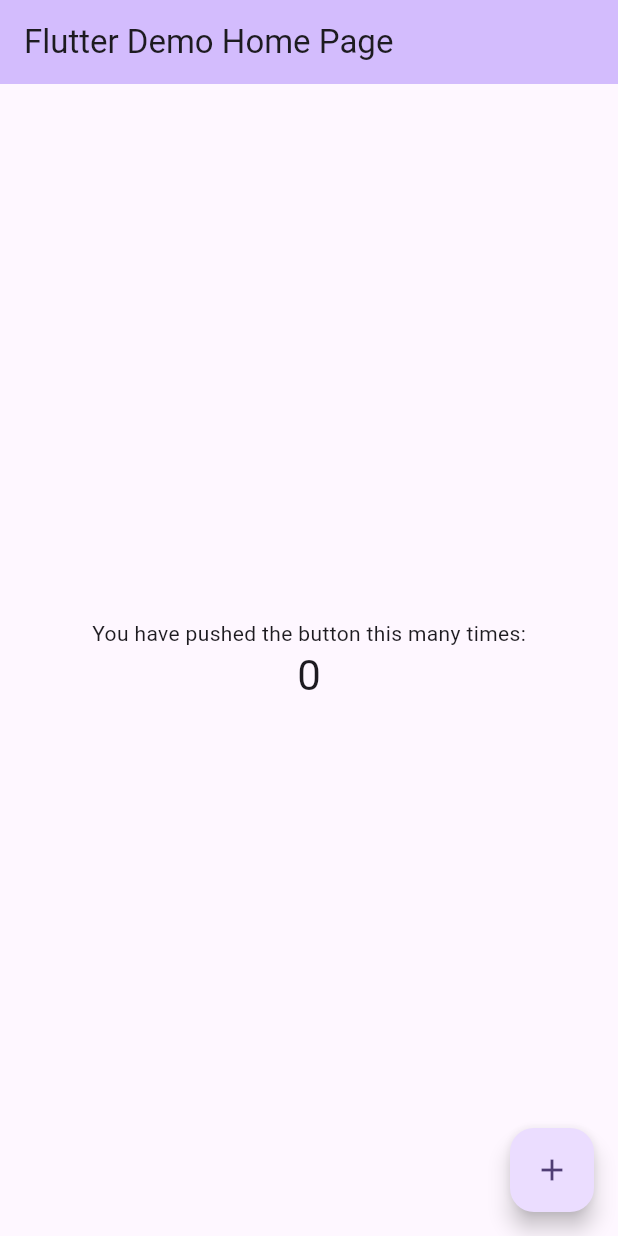
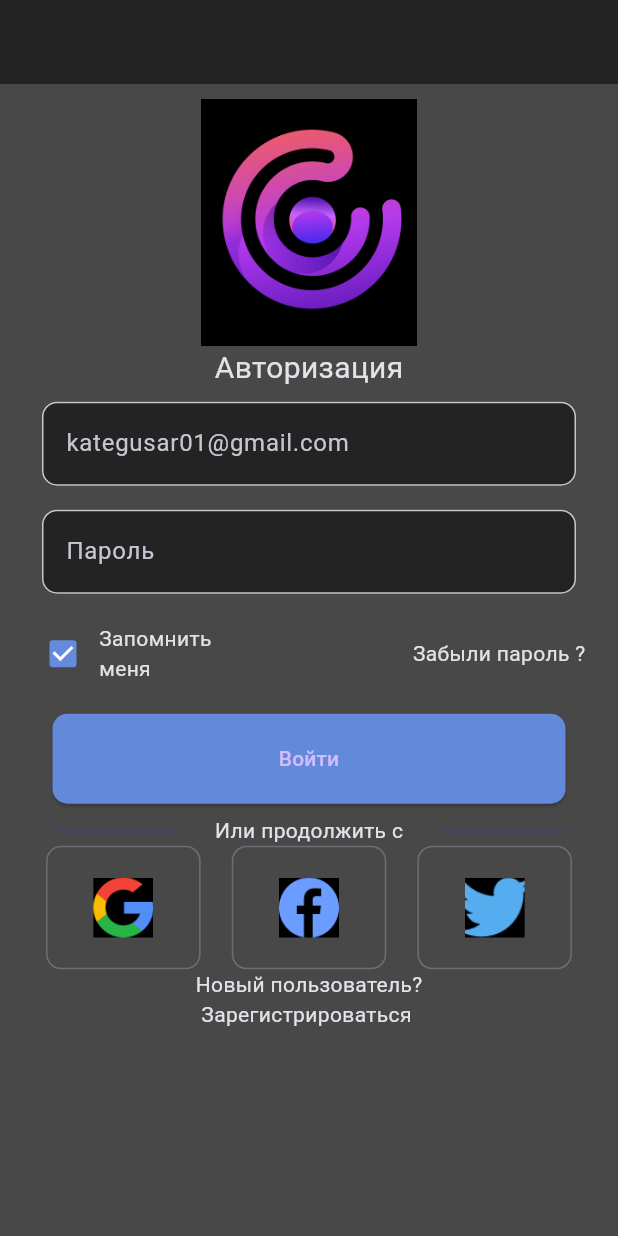
Before and after one commit to FathimaNooriya/ber, a Flutter app: the screen it shows after launch, on a phone screen of 412 x 824 dp. Run offline on Flutter 3.47's test engine with Material 3 defaults, Android fonts, the phone set to English and light mode, and no system bars.

Commit message:
login page added

```diff
--- /dev/null
+++ b/lib/core/color_and_font.dart
@@ -0,0 +1,21 @@
+import 'package:flutter/material.dart';
+
+class ColorAndFont {
+  // Colors
+  static const appBarColor = Color.fromARGB(132, 0, 0, 0);
+  static const backgroundColor = Color.fromARGB(183, 0, 0, 0);
+  static const iconColor = Color.fromARGB(227, 105, 147, 238);
+  static const borderColor = Color.fromARGB(161, 137, 129, 141);
+  static const TextColor = Color.fromARGB(255, 255, 255, 255);
+
+  //static const iconLightColor = Color.fromARGB(255, 0, 0, 0);
+
+  // Text Styles
+  static final titleText = TextStyle(
+    fontSize: 18,
+    fontWeight: FontWeight.bold,
+  );
+  static final stdText = TextStyle(
+    fontSize: 14,
+  );
+}
--- /dev/null
+++ b/lib/core/theme_data.dart
@@ -0,0 +1,56 @@
+import 'package:ber/core/color_and_font.dart';
+import 'package:flutter/material.dart';
+
+ThemeData darkTheme = ThemeData(
+  brightness: Brightness.dark,
+
+  // Text theme applied to the body text
+  textTheme: TextTheme().apply(bodyColor: ColorAndFont.TextColor),
+
+  // Background color of the Scaffold
+  scaffoldBackgroundColor: ColorAndFont.backgroundColor,
+
+  // Primary color used throughout the app
+  primaryColor: ColorAndFont.iconColor,
+
+  // Floating action button theme configuration
+  // floatingActionButtonTheme: FloatingActionButtonThemeData(
+  //   backgroundColor: ColorAndFont.backgroundColor,
+  // ),
+
+  // Elevated button theme configuration
+  elevatedButtonTheme: ElevatedButtonThemeData(
+    style: ButtonStyle(
+      backgroundColor: WidgetStateProperty.all<Color>(ColorAndFont.iconColor),
+    ),
+  ),
+
+  // Dialog theme configuration
+  dialogTheme: DialogTheme(
+    backgroundColor: ColorAndFont.backgroundColor,
+  ),
+
+  // Checkbox theme configuration
+  checkboxTheme: CheckboxThemeData(
+    fillColor: WidgetStateProperty.all<Color>(
+      ColorAndFont.iconColor,
+    ),
+    checkColor: WidgetStatePropertyAll(ColorAndFont.TextColor),
+    side: BorderSide.none,
+  ),
+
+  // App bar theme configuration
+  appBarTheme: AppBarTheme(
+    backgroundColor: ColorAndFont.appBarColor,
+  ),
+
+  // Input decoration theme configuration
+  inputDecorationTheme: InputDecorationTheme(
+    border: OutlineInputBorder(
+      borderSide: BorderSide.none,
+      borderRadius: BorderRadius.circular(10),
+    ),
+    filled: true,
+    fillColor: ColorAndFont.appBarColor,
+  ),
+);
--- /dev/null
+++ b/lib/login/login_screen.dart
@@ -0,0 +1,84 @@
+import 'package:ber/login/widgets/logo.dart';
+import 'package:flutter/material.dart';
+import 'widgets/button_widget.dart';
+import 'widgets/check_box_widget.dart';
+import 'widgets/custome_input_field.dart';
+import 'widgets/logo_widget.dart';
+
+class LoginScreen extends StatelessWidget {
+  const LoginScreen({super.key});
+
+  @override
+  Widget build(BuildContext context) {
+    final double length = MediaQuery.of(context).size.height;
+    final double width = MediaQuery.of(context).size.width;
+    return Scaffold(
+        appBar: AppBar(),
+        body: SafeArea(
+          child: SingleChildScrollView(
+            child: Padding(
+              padding: const EdgeInsets.all(10.0),
+              child: Column(
+                children: [
+                  Logo(
+                    length: length * .2,
+                    width: width * .35,
+                    assetPath: "assets/images/logo.png",
+                  ),
+                  // SizedBox(
+                  //   height: length * .05,
+                  // ),
+                  const Text(
+                    "Авторизация",
+                    style: TextStyle(fontSize: 20),
+                  ),
+                  const CustomInputField(
+                    label: "kategusar01@gmail.com",
+                  ),
+                  const CustomInputField(label: "Пароль"),
+                  const CheckBoxWidget(),
+                  ButtonWiget(width: width),
+                  Row(
+                    mainAxisAlignment: MainAxisAlignment.spaceEvenly,
+                    children: [
+                      SizedBox(
+                          width: width * .2,
+                          child: const LinearProgressIndicator(
+                            value: 0,
+                          )),
+                      const Text("Или продолжить с"),
+                      SizedBox(
+                          width: width * .2,
+                          child: const LinearProgressIndicator(
+                            value: 0,
+                          )),
+                    ],
+                  ),
+                  Row(
+                    mainAxisAlignment: MainAxisAlignment.spaceEvenly,
+                    children: [
+                      LogoWidget(
+                        length: length,
+                        width: width,
+                        assetPath: "assets/images/googleLogo.png",
+                      ),
+                      LogoWidget(
+                        length: length,
+                        width: width,
+                        assetPath: "assets/images/facebookLogo.png",
+                      ),
+                      LogoWidget(
+                        length: length,
+                        width: width,
+                        assetPath: "assets/images/twitterLogo.png",
+                      ),
+                    ],
+                  ),
+                  const Text("Новый пользователь?\n Зарегистрироваться"),
+                ],
+              ),
+            ),
+          ),
+        ));
+  }
+}
--- /dev/null
+++ b/lib/login/widgets/button_widget.dart
@@ -0,0 +1,26 @@
+import 'package:flutter/material.dart';
+
+class ButtonWiget extends StatelessWidget {
+  const ButtonWiget({
+    super.key,
+    required this.width,
+  });
+
+  final double width;
+
+  @override
+  Widget build(BuildContext context) {
+    return Padding(
+      padding: const EdgeInsets.all(8.0),
+      child: ElevatedButton(
+        onPressed: () {},
+        style: ElevatedButton.styleFrom(
+            minimumSize: Size(width * .83, 60), // Increase width and height
+            shape: RoundedRectangleBorder(
+              borderRadius: BorderRadius.circular(10.0), // Set border radius
+            )),
+        child: const Text("Войти"),
+      ),
+    );
+  }
+}
--- /dev/null
+++ b/lib/login/widgets/check_box_widget.dart
@@ -0,0 +1,29 @@
+import 'package:flutter/material.dart';
+
+class CheckBoxWidget extends StatelessWidget {
+  const CheckBoxWidget({
+    super.key,
+  });
+
+  @override
+  Widget build(BuildContext context) {
+    return Padding(
+      padding: const EdgeInsets.all(8.0),
+      child: Row(
+        mainAxisAlignment: MainAxisAlignment.end,
+        children: [
+          Checkbox(
+            value: true,
+            onChanged: (bool? value) {
+              // setState(() {
+              //   isChecked = value ?? false; // Update state
+              // });
+            },
+          ),
+          const Expanded(child: Text("Запомнить\nменя ")),
+          const Text("Забыли пароль ? "),
+        ],
+      ),
+    );
+  }
+}
--- /dev/null
+++ b/lib/login/widgets/custome_input_field.dart
@@ -0,0 +1,25 @@
+import 'package:flutter/material.dart';
+
+class CustomInputField extends StatelessWidget {
+  const CustomInputField({
+    super.key,
+    required this.label,
+  });
+  final String label;
+
+  @override
+  Widget build(BuildContext context) {
+    return Padding(
+      padding: const EdgeInsets.symmetric(horizontal: 18, vertical: 8),
+      child: SizedBox(
+        // width: 500,
+        child: TextFormField(
+          decoration: InputDecoration(
+            label: Text(label),
+            border: OutlineInputBorder(borderRadius: BorderRadius.circular(10)),
+          ),
+        ),
+      ),
+    );
+  }
+}
--- /dev/null
+++ b/lib/login/widgets/logo.dart
@@ -0,0 +1,27 @@
+import 'package:flutter/material.dart';
+
+class Logo extends StatelessWidget {
+  const Logo(
+      {super.key,
+      required this.length,
+      required this.width,
+      required this.assetPath});
+
+  final double length;
+  final double width;
+  final String assetPath;
+
+  @override
+  Widget build(BuildContext context) {
+    return ClipRRect(
+      child: SizedBox(
+        height: length,
+        width: width,
+        child: Image(
+          image: AssetImage(assetPath),
+          fit: BoxFit.cover,
+        ),
+      ),
+    );
+  }
+}
--- /dev/null
+++ b/lib/login/widgets/logo_widget.dart
@@ -0,0 +1,39 @@
+import 'package:ber/login/widgets/logo.dart';
+import 'package:flutter/material.dart';
+
+import '../../core/color_and_font.dart';
+
+class LogoWidget extends StatelessWidget {
+  const LogoWidget(
+      {super.key,
+      required this.length,
+      required this.width,
+      required this.assetPath});
+
+  final double length;
+  final double width;
+  final String assetPath;
+
+  @override
+  Widget build(BuildContext context) {
+    return Container(
+      height: length * .1,
+      width: width * .25,
+      decoration: BoxDecoration(
+          borderRadius: BorderRadius.circular(10),
+          border: Border.all(color: ColorAndFont.borderColor)),
+      child: Padding(
+        padding: const EdgeInsets.all(8.0),
+        child: Center(
+          child: Logo(
+            length: 40,
+            width: 40,
+            assetPath: assetPath,
+          ),
+        ),
+        //Image(
+        //    image: AssetImage("assets/images/googleLogo.png")),
+      ),
+    );
+  }
+}
--- a/lib/main.dart
+++ b/lib/main.dart
@@ -1,4 +1,7 @@
+import 'package:ber/core/theme_data.dart';
 import 'package:flutter/material.dart';
+
+import 'login/login_screen.dart';
 
 void main() {
   runApp(const MyApp());
@@ -12,114 +15,29 @@ class MyApp extends StatelessWidget {
   Widget build(BuildContext context) {
     return MaterialApp(
       title: 'Flutter Demo',
-      theme: ThemeData(
-        // This is the theme of your application.
-        //
-        // TRY THIS: Try running your application with "flutter run". You'll see
-        // the application has a purple toolbar. Then, without quitting the app,
-        // try changing the seedColor in the colorScheme below to Colors.green
-        // and then invoke "hot reload" (save your changes or press the "hot
-        // reload" button in a Flutter-supported IDE, or press "r" if you used
-        // the command line to start the app).
-        //
-        // Notice that the counter didn't reset back to zero; the application
-        // state is not lost during the reload. To reset the state, use hot
-        // restart instead.
-        //
-        // This works for code too, not just values: Most code changes can be
-        // tested with just a hot reload.
-        colorScheme: ColorScheme.fromSeed(seedColor: Colors.deepPurple),
-        useMaterial3: true,
-      ),
-      home: const MyHomePage(title: 'Flutter Demo Home Page'),
+      debugShowCheckedModeBanner: false,
+      theme: darkTheme,
+      // ThemeData(
+      //   // This is the theme of your application.
+      //   //
+      //   // TRY THIS: Try running your application with "flutter run". You'll see
+      //   // the application has a purple toolbar. Then, without quitting the app,
+      //   // try changing the seedColor in the colorScheme below to Colors.green
+      //   // and then invoke "hot reload" (save your changes or press the "hot
+      //   // reload" button in a Flutter-supported IDE, or press "r" if you used
+      //   // the command line to start the app).
+      //   //
+      //   // Notice that the counter didn't reset back to zero; the application
+      //   // state is not lost during the reload. To reset the state, use hot
+      //   // restart instead.
+      //   //
+      //   // This works for code too, not just values: Most code changes can be
+      //   // tested with just a hot reload.
+      //   colorScheme:
+      //       ColorScheme.fromSeed(seedColor: const Color.fromARGB(255, 0, 0, 0)),
+      //   useMaterial3: true,
+      // ),
+      home: LoginScreen(),
     );
   }
 }
-
-class MyHomePage extends StatefulWidget {
-  const MyHomePage({super.key, required this.title});
-
-  // This widget is the home page of your application. It is stateful, meaning
-  // that it has a State object (defined below) that contains fields that affect
-  // how it looks.
-
-  // This class is the configuration for the state. It holds the values (in this
-  // case the title) provided by the parent (in this case the App widget) and
-  // used by the build method of the State. Fields in a Widget subclass are
-  // always marked "final".
-
-  final String title;
-
-  @override
-  State<MyHomePage> createState() => _MyHomePageState();
-}
-
-class _MyHomePageState extends State<MyHomePage> {
-  int _counter = 0;
-
-  void _incrementCounter() {
-    setState(() {
-      // This call to setState tells the Flutter framework that something has
-      // changed in this State, which causes it to rerun the build method below
-      // so that the display can reflect the updated values. If we changed
-      // _counter without calling setState(), then the build method would not be
-      // called again, and so nothing would appear to happen.
-      _counter++;
-    });
-  }
-
-  @override
-  Widget build(BuildContext context) {
-    // This method is rerun every time setState is called, for instance as done
-    // by the _incrementCounter method above.
-    //
-    // The Flutter framework has been optimized to make rerunning build methods
-    // fast, so that you can just rebuild anything that needs updating rather
-    // than having to individually change instances of widgets.
-    return Scaffold(
-      appBar: AppBar(
-        // TRY THIS: Try changing the color here to a specific color (to
-        // Colors.amber, perhaps?) and trigger a hot reload to see the AppBar
-        // change color while the other colors stay the same.
-        backgroundColor: Theme.of(context).colorScheme.inversePrimary,
-        // Here we take the value from the MyHomePage object that was created by
-        // the App.build method, and use it to set our appbar title.
-        title: Text(widget.title),
-      ),
-      body: Center(
-        // Center is a layout widget. It takes a single child and positions it
-        // in the middle of the parent.
-        child: Column(
-          // Column is also a layout widget. It takes a list of children and
-          // arranges them vertically. By default, it sizes itself to fit its
-          // children horizontally, and tries to be as tall as its parent.
-          //
-          // Column has various properties to control how it sizes itself and
-          // how it positions its children. Here we use mainAxisAlignment to
-          // center the children vertically; the main axis here is the vertical
-          // axis because Columns are vertical (the cross axis would be
-          // horizontal).
-          //
-          // TRY THIS: Invoke "debug painting" (choose the "Toggle Debug Paint"
-          // action in the IDE, or press "p" in the console), to see the
-          // wireframe for each widget.
-          mainAxisAlignment: MainAxisAlignment.center,
-          children: <Widget>[
-            const Text(
-              'You have pushed the button this many times:',
-            ),
-            Text(
-              '$_counter',
-              style: Theme.of(context).textTheme.headlineMedium,
-            ),
-          ],
-        ),
-      ),
-      floatingActionButton: FloatingActionButton(
-        onPressed: _incrementCounter,
-        tooltip: 'Increment',
-        child: const Icon(Icons.add),
-      ), // This trailing comma makes auto-formatting nicer for build methods.
-    );
-  }
-}
--- /dev/null
+++ b/lib/splash/splash_screen.dart
@@ -0,0 +1,17 @@
+import 'package:flutter/material.dart';
+
+class SplashScreen extends StatefulWidget {
+  const SplashScreen({super.key});
+
+  @override
+  State<SplashScreen> createState() => _SplashScreenState();
+}
+
+class _SplashScreenState extends State<SplashScreen> {
+  @override
+  Widget build(BuildContext context) {
+    return Scaffold(
+      body: Container(),
+    );
+  }
+}
--- a/pubspec.yaml
+++ b/pubspec.yaml
@@ -59,8 +59,8 @@ flutter:
   uses-material-design: true
 
   # To add assets to your application, add an assets section, like this:
-  # assets:
-  #   - images/a_dot_burr.jpeg
+  assets:
+    - assets/images/
   #   - images/a_dot_ham.jpeg
 
   # An image asset can refer to one or more resolution-specific "variants", see
```
Also changed, not shown: assets/images/facebookLogo.png (added), assets/images/googleLogo.png (added), assets/images/logo.png (added), assets/images/twitterLogo.png (added).
